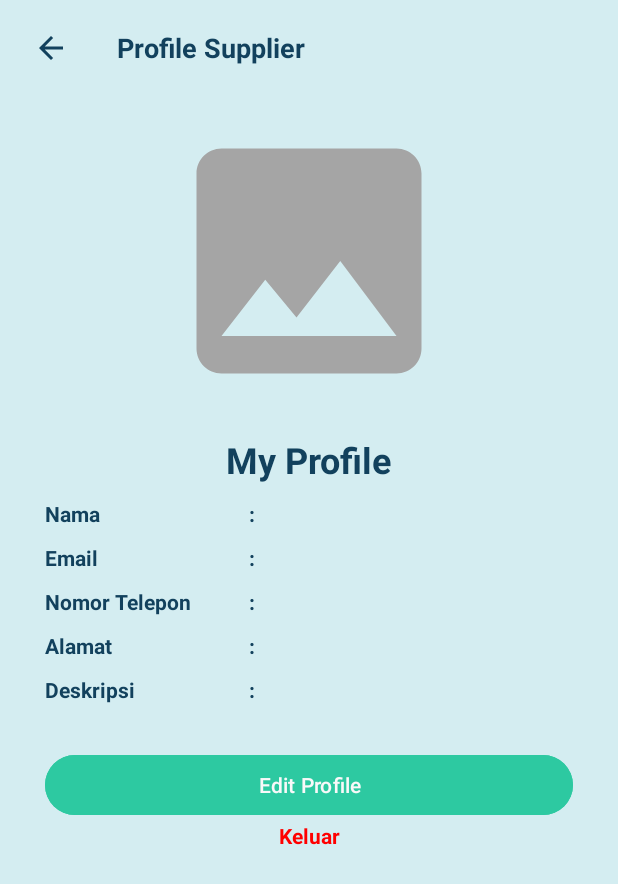
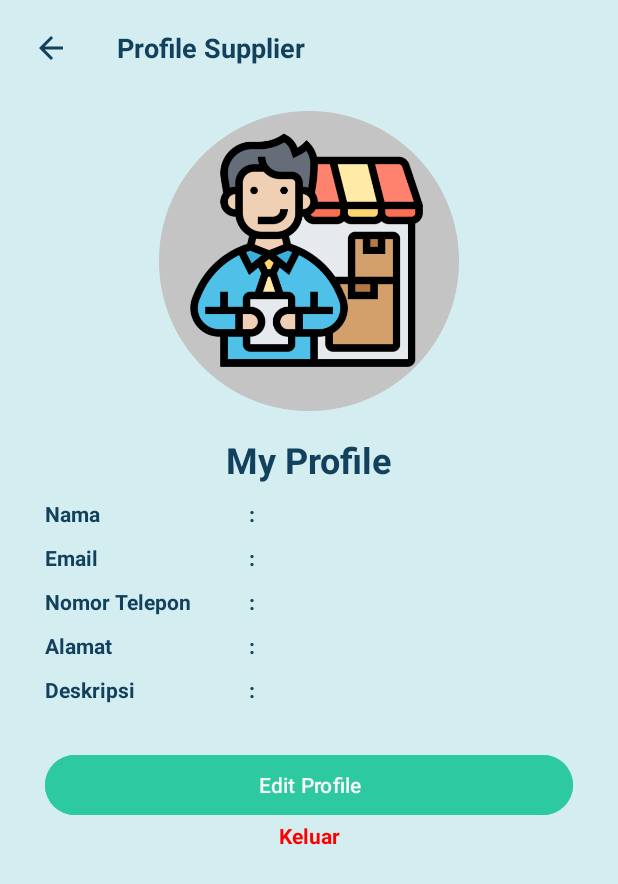
Before and after one commit to agungriyadi19/MD, an Android app: the SupplierProfileActivity screen opened directly, with no data from a screen before it, on a phone screen of 412 x 824 dp. Shown: the top 884 px of the screen. Run offline under Robolectric (Android 15) with nearby library versions, the phone set to English and light mode, and no system bars; 2 statements that could not run were skipped.

Commit message:
update supplier profile page

```diff
--- a/app/src/main/res/layout/activity_supplier_profile.xml
+++ b/app/src/main/res/layout/activity_supplier_profile.xml
@@ -53,7 +53,7 @@
             app:layout_constraintEnd_toEndOf="parent"
             app:layout_constraintStart_toStartOf="parent"
             app:layout_constraintTop_toBottomOf="@+id/linearLayout"
-            app:srcCompat="@drawable/ic_image"
+            app:srcCompat="@drawable/supplier_icon_2"
             tools:ignore="MissingConstraints" />
 
         <TextView
```
Also changed, not shown: app/src/main/res/drawable/supplier_icon_2.png (added).
